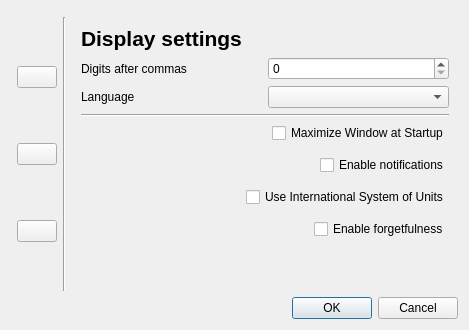
Old version of the form src/sakia/gui/preferences.ui in the repository duniter/sakia.
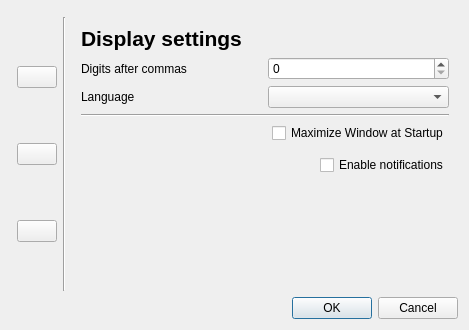
New version of the form. The open tabs and pages were chosen to show the change. Icons and pictures are not drawn.

What changed in the file:
```diff
--- a/src/sakia/gui/preferences.ui
+++ b/src/sakia/gui/preferences.ui
@@ -265,60 +265,6 @@
            </item>
           </layout>
          </item>
-         <item>
-          <layout class="QHBoxLayout" name="horizontalLayout_10">
-           <property name="topMargin">
-            <number>6</number>
-           </property>
-           <item>
-            <spacer name="horizontalSpacer_5">
-             <property name="orientation">
-              <enum>Qt::Horizontal</enum>
-             </property>
-             <property name="sizeHint" stdset="0">
-              <size>
-               <width>40</width>
-               <height>20</height>
-              </size>
-             </property>
-            </spacer>
-           </item>
-           <item>
-            <widget class="QCheckBox" name="checkbox_international_system">
-             <property name="text">
-              <string>Use International System of Units</string>
-             </property>
-            </widget>
-           </item>
-          </layout>
-         </item>
-         <item>
-          <layout class="QHBoxLayout" name="horizontalLayout_12">
-           <property name="topMargin">
-            <number>6</number>
-           </property>
-           <item>
-            <spacer name="horizontalSpacer_4">
-             <property name="orientation">
-              <enum>Qt::Horizontal</enum>
-             </property>
-             <property name="sizeHint" stdset="0">
-              <size>
-               <width>40</width>
-               <height>20</height>
-              </size>
-             </property>
-            </spacer>
-           </item>
-           <item>
-            <widget class="QCheckBox" name="checkbox_forgetfulness">
-             <property name="text">
-              <string>Enable forgetfulness</string>
-             </property>
-            </widget>
-           </item>
-          </layout>
-         </item>
          <item>
           <spacer name="verticalSpacer_2">
            <property name="orientation">
```
Left out of the diff: 2 changed lines with no effect on the pictures.
